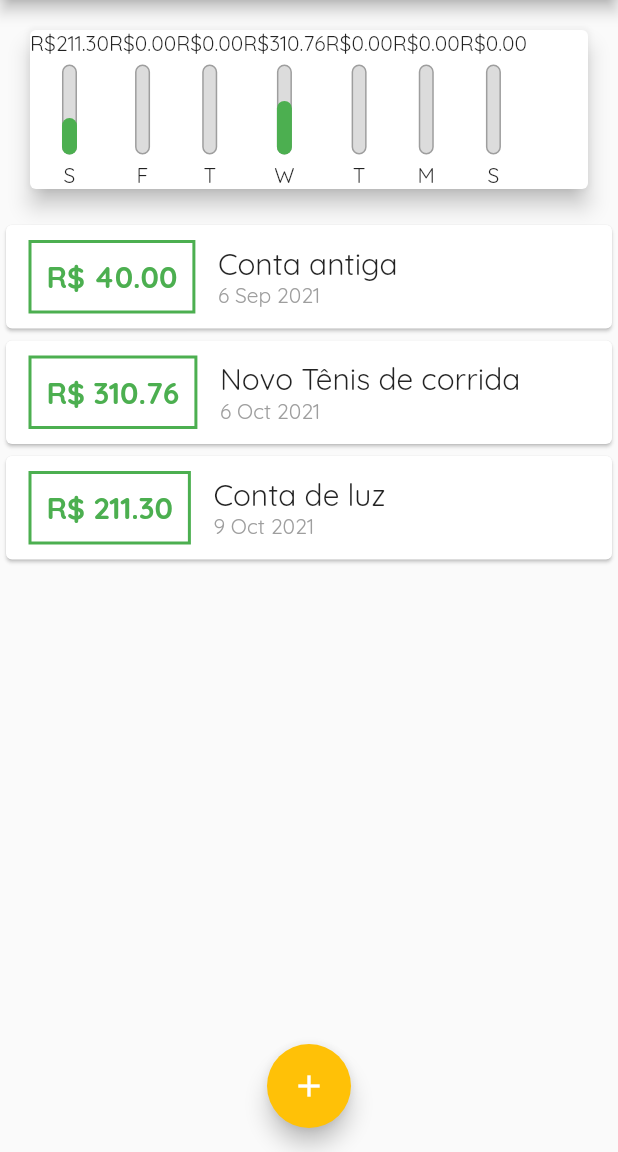
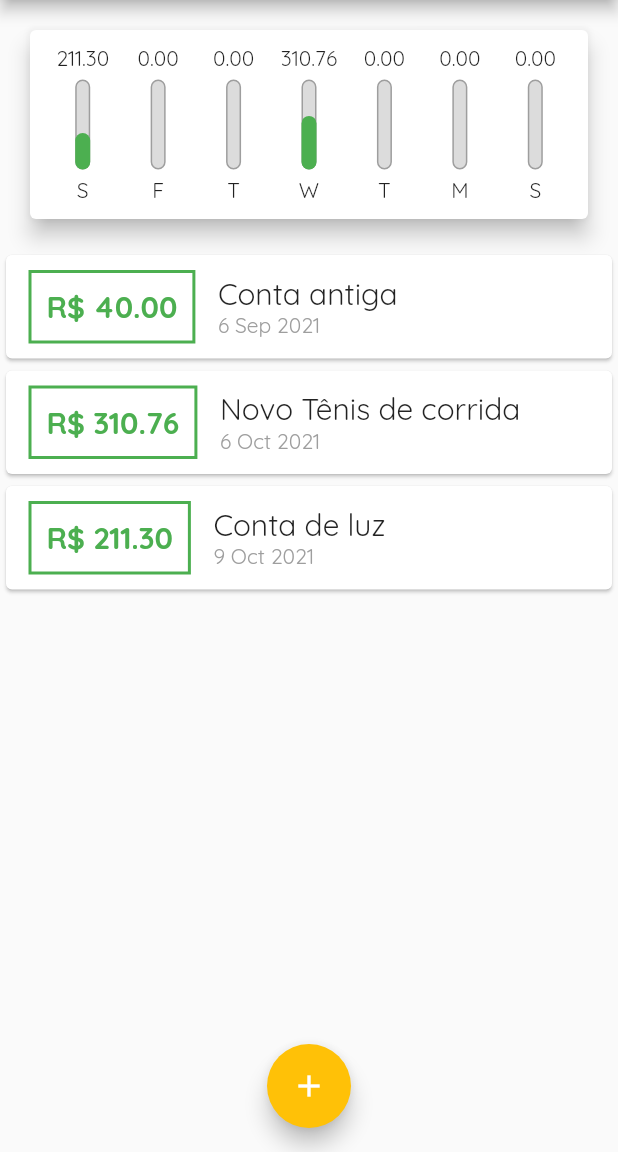
Before and after one commit to DionerWeiss/expenses, a Flutter app: the screen it shows after launch, on a phone screen of 412 x 824 dp, the part 84-1236 px from its top. Run offline on Flutter 3.47's test engine with Material 2 defaults, Android fonts, the phone set to English and light mode, and no system bars.

Commit message:
add flexible to chartbar

```diff
--- a/lib/components/chart.dart
+++ b/lib/components/chart.dart
@@ -46,14 +46,21 @@ class Chart extends StatelessWidget {
     return Card(
       elevation: 6,
       margin: const EdgeInsets.all(20),
+      child: Padding(
+        padding: const EdgeInsets.all(10),
         child: Row(
+          mainAxisAlignment: MainAxisAlignment.spaceAround,
           children: groupedTransactions
-            .map((tr) => ChartBar(
+              .map((tr) => Flexible(
+                    fit: FlexFit.tight,
+                    child: ChartBar(
                       label: tr['day'].toString(),
                       value: tr.cast()['value'],
                       percentage: (tr['value'] as double) / _weekTotalValue,
+                    ),
                   ))
               .toList(),
+        ),
       ),
     );
   }
--- a/lib/components/chart_bar.dart
+++ b/lib/components/chart_bar.dart
@@ -16,7 +16,9 @@ class ChartBar extends StatelessWidget {
   Widget build(BuildContext context) {
     return Column(
       children: [
-        Text('R\$${value.toStringAsFixed(2)}'),
+        FittedBox(
+          child: Text('${value.toStringAsFixed(2)}'),
+        ),
         const SizedBox(
           height: 5,
         ),
```
Lines whose indentation alone changed are shown as unchanged.
